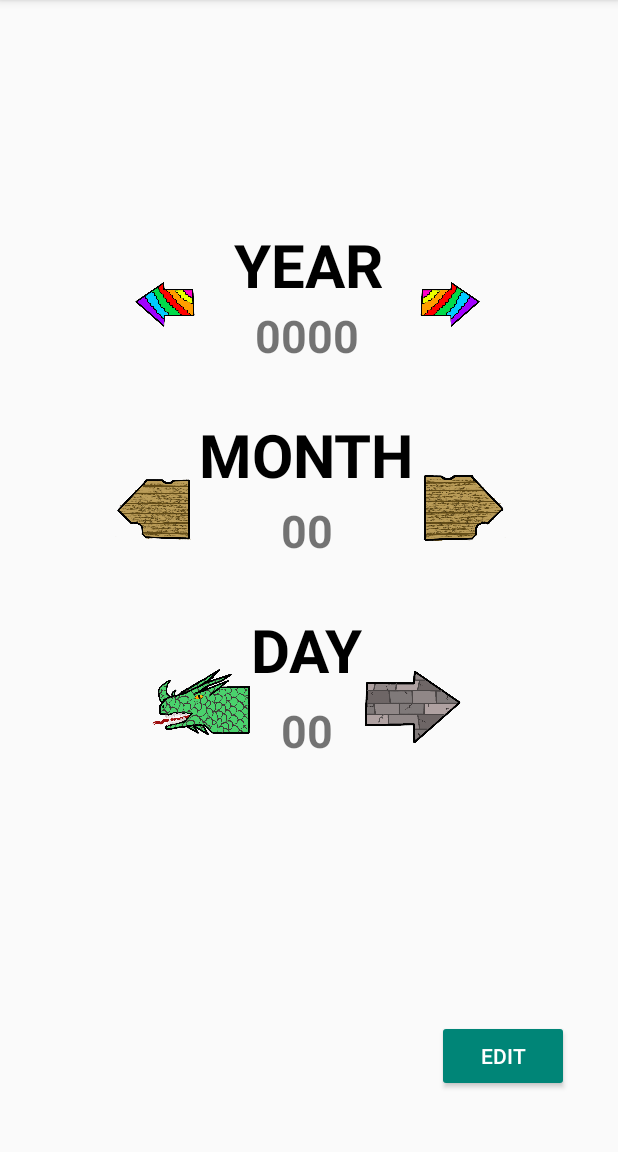
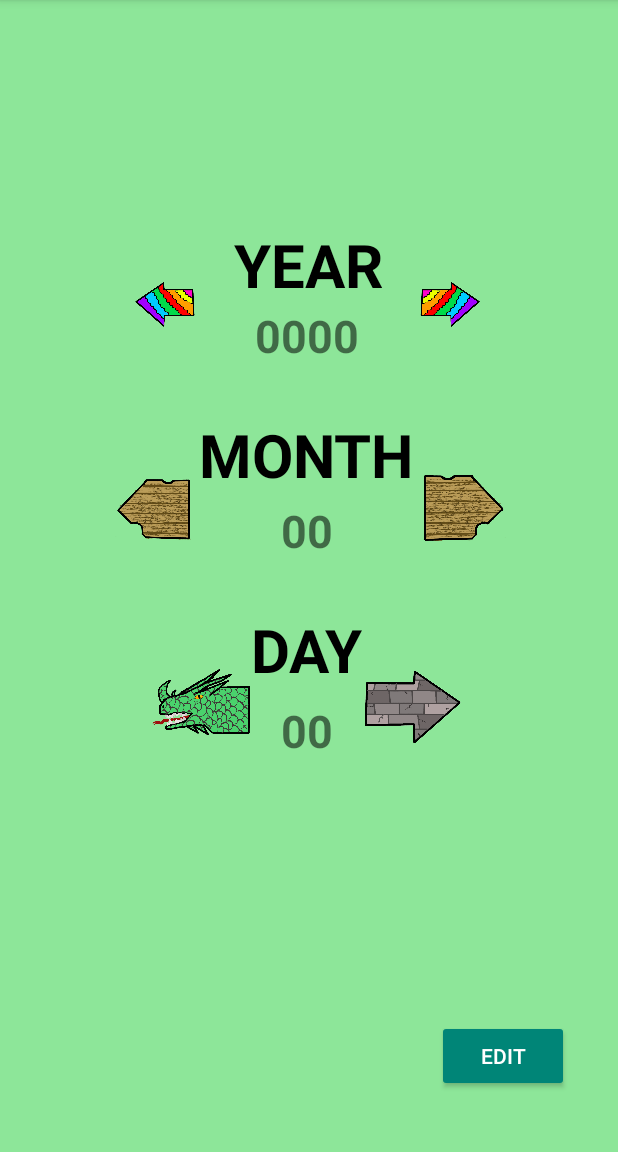
Before and after one commit to DanKBerg/JonAndDan, an Android app: the CalenderActivity screen opened directly, with no data from a screen before it, on a phone screen of 412 x 824 dp, the part 84-1236 px from its top. Run offline under Robolectric (Android 15) with nearby library versions, the phone set to English and light mode, and no system bars; Roboto replaces fonts that are not available here.

Commit message:
Just a color change

```diff
--- a/app/src/main/res/layout/activity_calender.xml
+++ b/app/src/main/res/layout/activity_calender.xml
@@ -4,6 +4,7 @@
     xmlns:tools="http://schemas.android.com/tools"
     android:layout_width="match_parent"
     android:layout_height="match_parent"
+    android:background="#8DE699"
     tools:context=".CalenderActivity">
 
     <TextView
```
